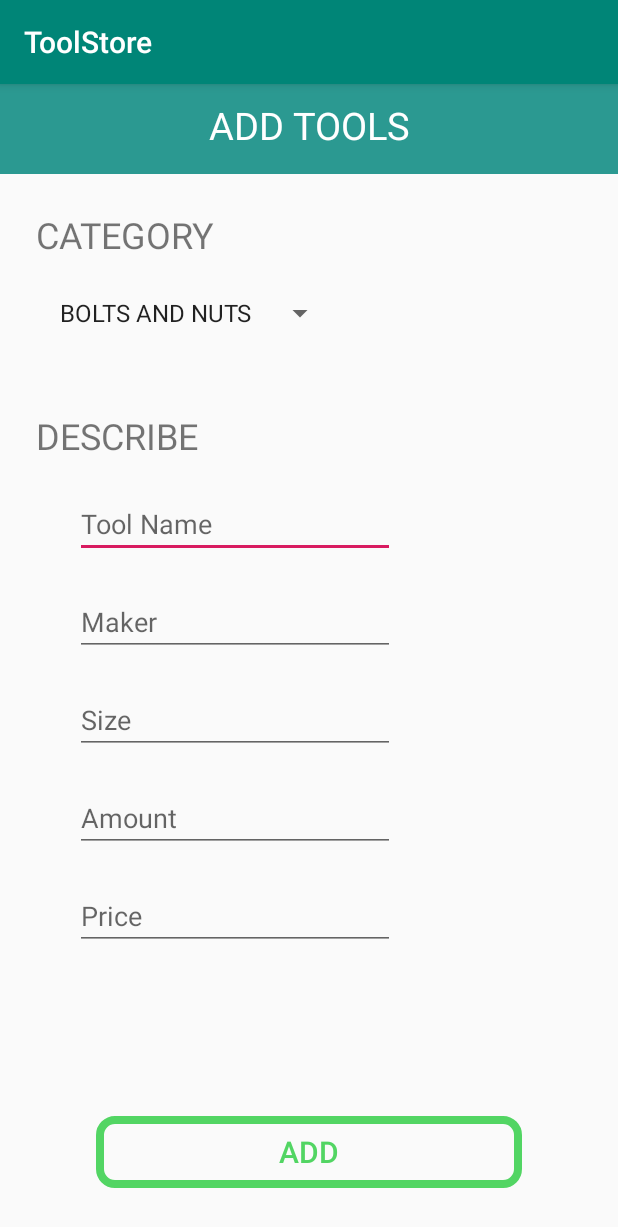
After one commit to Seoha57/ToolStore, an Android app: the AddTools screen opened directly, with no data from a screen before it, on a phone screen of 412 x 824 dp. The commit adds this screen. Shown: the top 1227 px of the screen. Run offline under Robolectric (Android 15) with nearby library versions, the phone set to English and light mode, and no system bars; our stand-ins replace Volley; network calls fail.

Commit message:
Add tools (Bolts&Nuts)

```diff
--- a/app/src/main/AndroidManifest.xml
+++ b/app/src/main/AndroidManifest.xml
@@ -12,7 +12,7 @@
         android:supportsRtl="true"
         android:theme="@style/AppTheme"
         android:usesCleartextTraffic="true">
-        <activity android:name=".UserInfoActivity"></activity>
+        <activity android:name=".UserInfoActivity" />
         <activity android:name=".LoginActivity">
             <intent-filter>
                 <action android:name="android.intent.action.MAIN" />
@@ -23,6 +23,7 @@
         <activity android:name=".RegisterActivity" />
         <activity android:name=".MainActivity" />
         <activity android:name=".AdminActivity" />
+        <activity android:name=".AddTools"/>
     </application>
 
 </manifest>
--- /dev/null
+++ b/app/src/main/java/com/example/toolstore/AddTools.java
@@ -0,0 +1,87 @@
+package com.example.toolstore;
+
+import android.os.Bundle;
+import android.util.Log;
+import android.view.View;
+import android.widget.Button;
+import android.widget.EditText;
+import android.widget.Spinner;
+import android.widget.Toast;
+
+import androidx.appcompat.app.AppCompatActivity;
+
+import com.android.volley.RequestQueue;
+import com.android.volley.Response;
+import com.android.volley.toolbox.Volley;
+
+import org.json.JSONException;
+import org.json.JSONObject;
+
+public class AddTools extends AppCompatActivity {
+
+    private Spinner spinner_category;
+    private EditText et_toolName, et_toolMaker, et_toolSize, et_toolAmount, et_toolPrice;
+    private Button btn_addToolButton;
+
+    @Override
+    protected void onCreate(Bundle savedInstanceState) {
+        super.onCreate(savedInstanceState);
+        setContentView(R.layout.activity_admin_add_tools);
+
+        spinner_category = findViewById(R.id.spinner_category);
+        et_toolName = findViewById(R.id.et_toolName);
+        et_toolMaker = findViewById(R.id.et_toolMaker);
+        et_toolSize = findViewById(R.id.et_toolSize);
+        et_toolAmount = findViewById(R.id.et_toolAmount);
+        et_toolPrice = findViewById(R.id.et_toolPrice);
+        btn_addToolButton = findViewById(R.id.btn_addToolButton);
+
+        btn_addToolButton.setOnClickListener(new View.OnClickListener() {
+            @Override
+            public void onClick(View v) {
+                final String category = spinner_category.getSelectedItem().toString();
+                String toolName = et_toolName.getText().toString();
+                String toolMaker = et_toolMaker.getText().toString();
+                String toolSize = et_toolSize.getText().toString();
+                int toolAmount = Integer.parseInt(et_toolAmount.getText().toString());
+                int toolPrice = Integer.parseInt(et_toolPrice.getText().toString());
+
+                Response.Listener<String> responseListener = new Response.Listener<String>() {
+                    @Override
+                    public void onResponse(String response) {
+                        Log.e("Add Tool Response", "Active");
+                        try
+                        {
+                            Log.e("anyText", response);
+                            JSONObject jsonObject = new JSONObject(response); // to know success or not
+                            boolean success = jsonObject.getBoolean("success");
+                            if(success)
+                            {
+                                Toast.makeText(getApplicationContext(), "Successful Added", Toast.LENGTH_SHORT).show();
+                                et_toolName.getText().clear();
+                                et_toolMaker.getText().clear();
+                                et_toolSize.getText().clear();
+                                et_toolAmount.getText().clear();
+                                et_toolPrice.getText().clear();
+                            }
+                            else
+                            {
+                                Toast.makeText(getApplicationContext(), "Add Failed", Toast.LENGTH_SHORT).show();
+                                return;
+                            }
+                        }
+                        catch (JSONException e)
+                        {
+                            e.printStackTrace();
+                        }
+
+                    }
+                };
+                // Send request to server with Volley.
+                AddToolRequest addToolRequest = new AddToolRequest(category, toolName, toolMaker, toolSize, toolAmount, toolPrice, responseListener);
+                RequestQueue queue = Volley.newRequestQueue(AddTools.this);
+                queue.add(addToolRequest);
+            }
+        });
+    }
+}
--- a/app/src/main/java/com/example/toolstore/AdminActivity.java
+++ b/app/src/main/java/com/example/toolstore/AdminActivity.java
@@ -1,8 +1,6 @@
 package com.example.toolstore;
 
-import androidx.annotation.Nullable;
 import androidx.appcompat.app.AppCompatActivity;
-import androidx.fragment.app.FragmentTransaction;
 
 import android.content.Intent;
 import android.os.Bundle;
@@ -41,6 +39,8 @@ public class AdminActivity extends AppCompatActivity {
         btn_addTools.setOnClickListener(new View.OnClickListener() {
             @Override
             public void onClick(View v) {
+                Intent change = new Intent(AdminActivity.this, AddTools.class);
+                startActivity(change);
             }
         });
 
--- a/app/src/main/java/com/example/toolstore/RegisterActivity.java
+++ b/app/src/main/java/com/example/toolstore/RegisterActivity.java
@@ -70,7 +70,6 @@ public class RegisterActivity extends AppCompatActivity {
                         }
                     }
                 };
-
                 // Send request to server with Volley.
                 RegisterRequest registerRequest = new RegisterRequest(userID, userPassword, userName, city, zipCode, contact, responseListener);
                 RequestQueue queue = Volley.newRequestQueue(RegisterActivity.this);
--- /dev/null
+++ b/app/src/main/res/drawable/custom_button3.xml
@@ -0,0 +1,8 @@
+<?xml version="1.0" encoding="utf-8"?>
+<shape xmlns:android="http://schemas.android.com/apk/res/android" android:shape="rectangle">
+
+    <stroke android:color="#52D563" android:width="5dp"/>
+
+    <corners android:radius="10dp"/>
+
+</shape>
--- /dev/null
+++ b/app/src/main/res/layout/activity_admin_add_tools.xml
@@ -0,0 +1,149 @@
+<?xml version="1.0" encoding="utf-8"?>
+<androidx.constraintlayout.widget.ConstraintLayout xmlns:android="http://schemas.android.com/apk/res/android"
+    xmlns:app="http://schemas.android.com/apk/res-auto"
+    xmlns:tools="http://schemas.android.com/tools"
+    android:layout_width="match_parent"
+    android:layout_height="match_parent"
+    tools:context=".AddTools">
+
+    <LinearLayout
+        android:id="@+id/linearLayout"
+        android:layout_width="match_parent"
+        android:layout_height="60dp"
+        android:background="@color/buttonLayer"
+        app:layout_constraintEnd_toEndOf="parent"
+        app:layout_constraintStart_toStartOf="parent"
+        app:layout_constraintTop_toTopOf="parent">
+
+        <TextView
+            android:id="@+id/tv_addTools"
+            android:layout_width="match_parent"
+            android:layout_height="wrap_content"
+            android:layout_marginTop="10dp"
+            android:gravity="center"
+            android:text="@string/str_addTools"
+            android:textAllCaps="true"
+            android:textColor="@android:color/white"
+            android:textSize="25sp" />
+
+    </LinearLayout>
+
+    <TextView
+        android:id="@+id/tv_category"
+        android:layout_width="wrap_content"
+        android:layout_height="wrap_content"
+        android:layout_marginStart="24dp"
+        android:layout_marginLeft="24dp"
+        android:layout_marginTop="24dp"
+        android:text="@string/str_category"
+        android:textAllCaps="true"
+        android:textSize="24sp"
+        app:layout_constraintStart_toStartOf="parent"
+        app:layout_constraintTop_toBottomOf="@+id/linearLayout" />
+
+    <Spinner
+        android:id="@+id/spinner_category"
+        android:layout_width="wrap_content"
+        android:layout_height="40dp"
+        android:layout_marginStart="32dp"
+        android:layout_marginLeft="32dp"
+        android:layout_marginTop="16dp"
+        android:entries="@array/toolCategory"
+        app:layout_constraintStart_toStartOf="parent"
+        app:layout_constraintTop_toBottomOf="@+id/tv_category" />
+
+    <TextView
+        android:id="@+id/tv_describe"
+        android:layout_width="wrap_content"
+        android:layout_height="wrap_content"
+        android:layout_marginStart="24dp"
+        android:layout_marginLeft="24dp"
+        android:layout_marginTop="45dp"
+        android:text="@string/str_describe"
+        android:textAllCaps="true"
+        android:textSize="24sp"
+        app:layout_constraintStart_toStartOf="parent"
+        app:layout_constraintTop_toBottomOf="@+id/spinner_category" />
+
+    <EditText
+        android:id="@+id/et_toolName"
+        android:layout_width="wrap_content"
+        android:layout_height="wrap_content"
+        android:layout_marginStart="50dp"
+        android:layout_marginLeft="50dp"
+        android:layout_marginTop="20dp"
+        android:ems="10"
+        android:hint="@string/str_toolName"
+        android:inputType="textPersonName"
+        app:layout_constraintStart_toStartOf="parent"
+        app:layout_constraintTop_toBottomOf="@+id/tv_describe" />
+
+    <EditText
+        android:id="@+id/et_toolMaker"
+        android:layout_width="wrap_content"
+        android:layout_height="wrap_content"
+        android:layout_marginStart="50dp"
+        android:layout_marginLeft="50dp"
+        android:layout_marginTop="20dp"
+        android:ems="10"
+        android:hint="@string/str_toolMaker"
+        android:inputType="textPersonName"
+        app:layout_constraintStart_toStartOf="parent"
+        app:layout_constraintTop_toBottomOf="@+id/et_toolName" />
+
+    <EditText
+        android:id="@+id/et_toolSize"
+        android:layout_width="wrap_content"
+        android:layout_height="wrap_content"
+        android:layout_marginStart="50dp"
+        android:layout_marginLeft="50dp"
+        android:layout_marginTop="20dp"
+        android:ems="10"
+        android:hint="@string/str_toolSize"
+        android:inputType="textPersonName"
+        app:layout_constraintStart_toStartOf="parent"
+        app:layout_constraintTop_toBottomOf="@+id/et_toolMaker" />
+
+    <EditText
+        android:id="@+id/et_toolAmount"
+        android:layout_width="wrap_content"
+        android:layout_height="wrap_content"
+        android:layout_marginStart="50dp"
+        android:layout_marginLeft="50dp"
+        android:layout_marginTop="20dp"
+        android:ems="10"
+        android:hint="@string/str_toolAmount"
+        android:inputType="numberSigned"
+        app:layout_constraintStart_toStartOf="parent"
+        app:layout_constraintTop_toBottomOf="@+id/et_toolSize" />
+
+    <EditText
+        android:id="@+id/et_toolPrice"
+        android:layout_width="wrap_content"
+        android:layout_height="wrap_content"
+        android:layout_marginStart="50dp"
+        android:layout_marginLeft="50dp"
+        android:layout_marginTop="20dp"
+        android:ems="10"
+        android:hint="@string/str_toolPrice"
+        android:inputType="numberSigned"
+        app:layout_constraintStart_toStartOf="parent"
+        app:layout_constraintTop_toBottomOf="@+id/et_toolAmount" />
+
+    <Button
+        android:id="@+id/btn_addToolButton"
+        android:layout_width="0dp"
+        android:layout_height="wrap_content"
+        android:layout_marginLeft="64dp"
+        android:layout_marginRight="64dp"
+        android:layout_marginBottom="32dp"
+        android:background="@drawable/custom_button3"
+        android:text="@string/str_add"
+        android:textColor="#52D563"
+        android:textSize="20sp"
+        app:layout_constraintBottom_toBottomOf="parent"
+        app:layout_constraintEnd_toEndOf="parent"
+        app:layout_constraintHorizontal_bias="0.5"
+        app:layout_constraintStart_toStartOf="parent" />
+
+</androidx.constraintlayout.widget.ConstraintLayout>
--- a/app/src/main/res/layout/activity_register.xml
+++ b/app/src/main/res/layout/activity_register.xml
@@ -62,7 +62,7 @@
         android:layout_marginTop="16dp"
         android:ems="10"
         android:hint="@string/str_zipCode"
-        android:inputType="textPostalAddress"
+        android:inputType="numberSigned"
         app:layout_constraintEnd_toEndOf="@+id/et_city"
         app:layout_constraintStart_toStartOf="@+id/et_city"
         app:layout_constraintTop_toBottomOf="@+id/et_city" />
@@ -74,7 +74,7 @@
         android:layout_marginTop="16dp"
         android:ems="10"
         android:hint="@string/str_contact"
-        android:inputType="textPostalAddress"
+        android:inputType="numberSigned"
         app:layout_constraintEnd_toEndOf="@+id/et_zipCode"
         app:layout_constraintStart_toStartOf="@+id/et_zipCode"
         app:layout_constraintTop_toBottomOf="@+id/et_zipCode" />
--- /dev/null
+++ b/app/src/main/res/values/category_array.xml
@@ -0,0 +1,14 @@
+<?xml version="1.0" encoding="utf-8"?>
+<resources>
+    <string-array name="toolCategory">
+        <item>
+            BOLTS AND NUTS
+        </item>
+        <item>
+            TOOLS
+        </item>
+        <item>
+            OTHERS
+        </item>
+    </string-array>
+</resources>
--- a/app/src/main/res/values/strings.xml
+++ b/app/src/main/res/values/strings.xml
@@ -15,5 +15,13 @@
     <string name="type4">Check</string>
     <string name="str_userInfo">User Info</string>
     <string name="str_addTools">Add Tools</string>
+    <string name="str_add">ADD</string>
     <string name="str_checkCart">Check Orders</string>
+    <string name="str_toolName">Tool Name</string>
+    <string name="str_toolSize">Size</string>
+    <string name="str_toolAmount">Amount</string>
+    <string name="str_toolPrice">Price</string>
+    <string name="str_toolMaker">Maker</string>
+    <string name="str_category">Category</string>
+    <string name="str_describe">Describe</string>
 </resources>
```
Also changed, not shown: app/src/main/java/com/example/toolstore/AddToolRequest.java (added, +32 -0 lines), app/src/main/java/com/example/toolstore/CreateNewCustomerTable.java (added, +27 -0 lines), app/src/main/java/com/example/toolstore/MainActivity.java (+26 -7 lines), app/src/main/res/layout/activity_main.xml (+3 -14 lines), app/src/main/res/layout/list_user.xml (+10 -10 lines), 3 other files.
